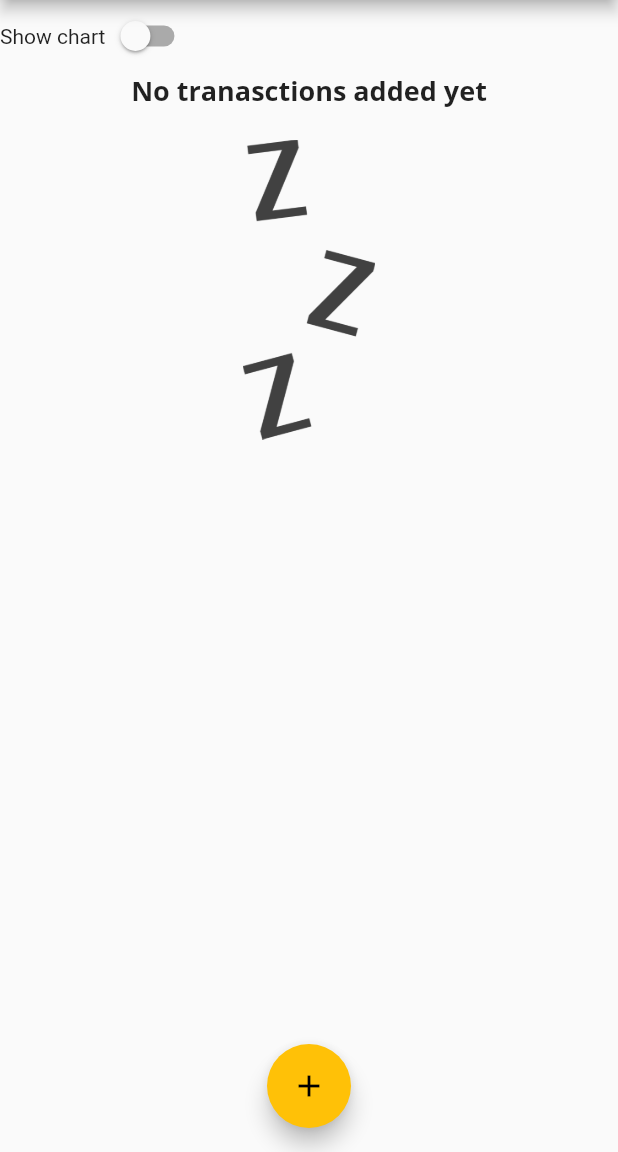
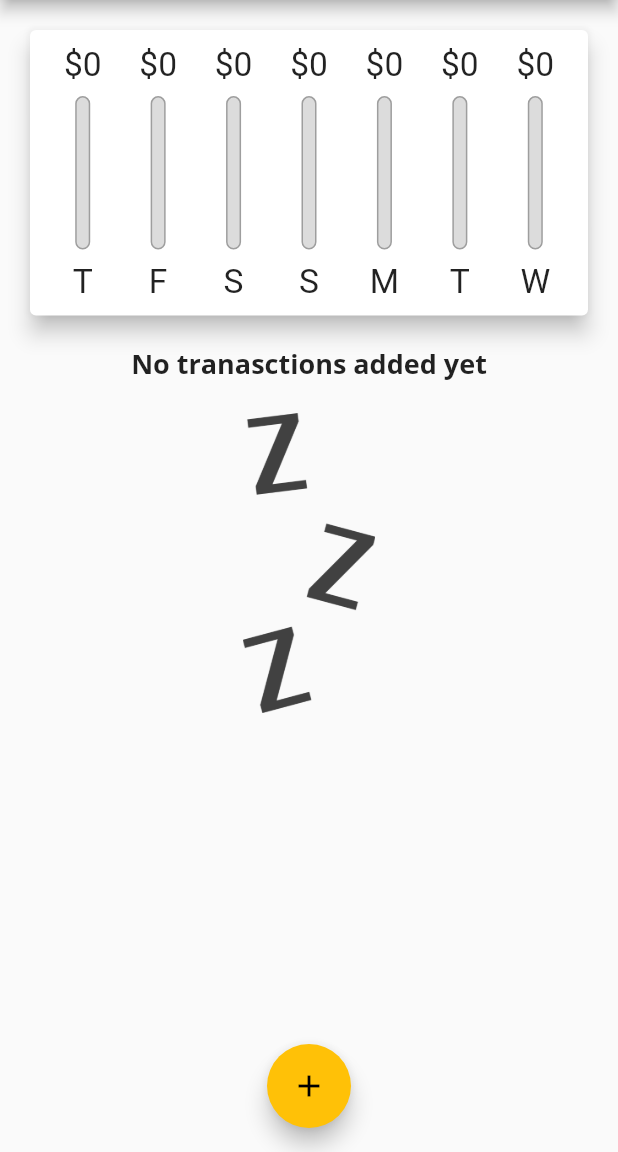
Before and after one commit to Abood2284/flutter_04_expenseTracker, a Flutter app: the screen it shows after launch, on a phone screen of 412 x 824 dp, the part 84-1236 px from its top. Run offline on Flutter 3.47's test engine with Material 2 defaults, Android fonts, the phone set to English and light mode, and no system bars.

Commit message:
Added if cond expression with warning comments

```diff
--- a/lib/main.dart
+++ b/lib/main.dart
@@ -127,23 +127,52 @@ class _MyHomePageState extends State<MyHomePage> {
             ))
       ],
     );
+
+    final isLandScape =
+        MediaQuery.of(context).orientation == Orientation.landscape;
+
+// To avoid Duplication of code,
+// ! This variable is refferd multiple times only in this file
+    final txList = Container(
+        height: (MediaQuery.of(context).size.height -
+                appBar.preferredSize.height -
+                MediaQuery.of(context).padding.top) *
+            0.7,
+        child: TransactionList(_userTransactions, _deleteTransaction));
+
     return Scaffold(
         appBar: appBar,
         body: SingleChildScrollView(
           child:
               Column(crossAxisAlignment: CrossAxisAlignment.stretch, children: [
+                // * Show the switch only if the orientation is landscape, refer to variable bool isLandscape
+            if (isLandScape)
               Row(
                 children: [
                   Text('Show chart'),
-                Switch(value: _isChanged, onChanged: (val) {
+                  Switch(
+                      value: _isChanged,
+                      onChanged: (val) {
                         setState(() {
                           _isChanged = val;
                         });
                       }),
                 ],
               ),
-            _isChanged ? Container(
-
+              // * If orientation is Portrait i want to see botht chart & txList
+            if (!isLandScape)
+            // ! Below code is not duplicated -> changes [ 0.7 -> 0.3 ]
+              Container(
+                  height: (MediaQuery.of(context).size.height -
+                          appBar.preferredSize.height -
+                          MediaQuery.of(context).padding.top) *
+                      0.3,
+                  child: Chart(_recentTransactions)),
+            if (!isLandScape) txList,  // * reffering to the variable that holds the container
+            // * If orientation landscape show the turnary expression
+            if (isLandScape)
+              _isChanged
+                  ? Container(
                       /// * MediaQuery is a class that allows styling widgets according to the devivce user have
                       ///
                       /// * is used here to get the full height of the user's-device thought
@@ -153,13 +182,9 @@ class _MyHomePageState extends State<MyHomePage> {
                       height: (MediaQuery.of(context).size.height -
                               appBar.preferredSize.height -
                               MediaQuery.of(context).padding.top) *
-                    0.3,
-                child: Chart(_recentTransactions)) : Container(
-                height: (MediaQuery.of(context).size.height -
-                        appBar.preferredSize.height -
-                        MediaQuery.of(context).padding.top) *
                           0.7,
-                child: TransactionList(_userTransactions, _deleteTransaction))
+                      child: Chart(_recentTransactions))
+                  : txList // * reffering to the variable that holds the container
           ]),
         ),
         floatingActionButtonLocation: FloatingActionButtonLocation.centerFloat,
```
Lines whose indentation alone changed are shown as unchanged.
